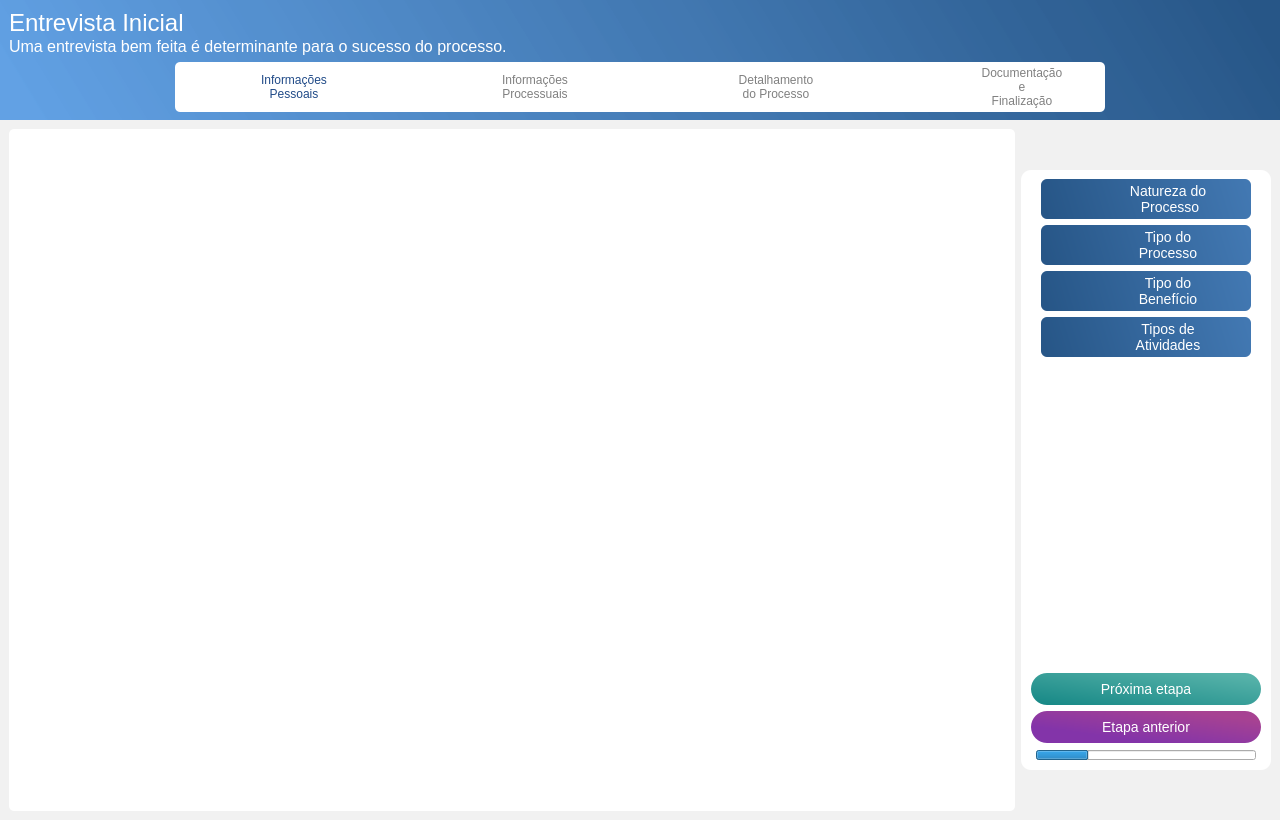
newprev/PrevCliente, file Telas/UI/entrevistaPage.ui: the form before one commit.
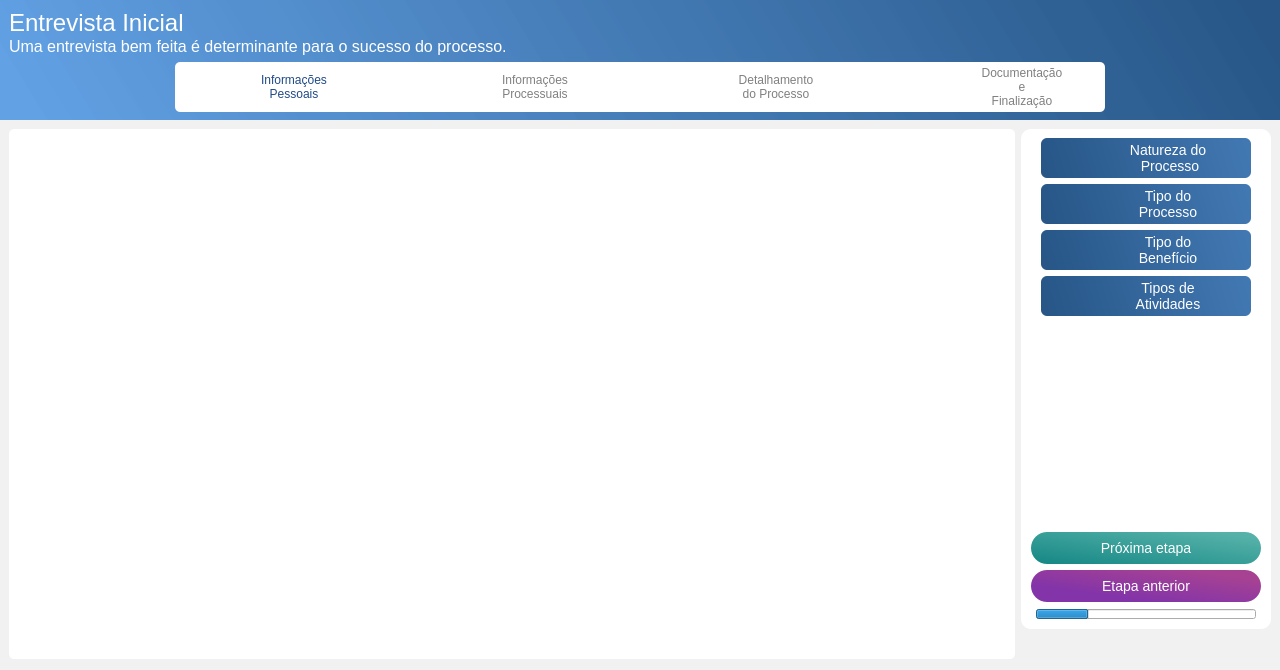
The form after the commit. Icons and pictures are not drawn.

The edit to the form file:
```diff
--- a/Telas/UI/entrevistaPage.ui
+++ b/Telas/UI/entrevistaPage.ui
@@ -7,7 +7,7 @@
     <x>0</x>
     <y>0</y>
     <width>1280</width>
-    <height>820</height>
+    <height>670</height>
    </rect>
   </property>
   <property name="sizePolicy">
@@ -19,13 +19,19 @@
   <property name="minimumSize">
    <size>
     <width>1280</width>
-    <height>815</height>
+    <height>670</height>
    </size>
   </property>
   <property name="windowTitle">
    <string>MainWindow</string>
   </property>
   <widget class="QWidget" name="centralwidget">
+   <property name="sizePolicy">
+    <sizepolicy hsizetype="Preferred" vsizetype="Preferred">
+     <horstretch>0</horstretch>
+     <verstretch>0</verstretch>
+    </sizepolicy>
+   </property>
    <property name="styleSheet">
     <string notr="true">/*-------------------------------------- Frames --------------------------------------*/
 #frTopBackground{
@@ -858,10 +864,16 @@
     </item>
     <item alignment="Qt::AlignTop">
      <widget class="QFrame" name="frBottomBackground">
+      <property name="sizePolicy">
+       <sizepolicy hsizetype="Preferred" vsizetype="Preferred">
+        <horstretch>0</horstretch>
+        <verstretch>0</verstretch>
+       </sizepolicy>
+      </property>
       <property name="minimumSize">
        <size>
         <width>800</width>
-        <height>700</height>
+        <height>550</height>
        </size>
       </property>
       <property name="maximumSize">
@@ -877,10 +889,10 @@
        <enum>QFrame::Raised</enum>
       </property>
       <layout class="QHBoxLayout" name="horizontalLayout_18">
-       <item>
+       <item alignment="Qt::AlignTop">
         <widget class="QStackedWidget" name="stackedWidget">
          <property name="sizePolicy">
-          <sizepolicy hsizetype="Preferred" vsizetype="MinimumExpanding">
+          <sizepolicy hsizetype="Preferred" vsizetype="Preferred">
            <horstretch>0</horstretch>
            <verstretch>0</verstretch>
           </sizepolicy>
@@ -888,18 +900,18 @@
          <property name="minimumSize">
           <size>
            <width>750</width>
-           <height>682</height>
+           <height>530</height>
           </size>
          </property>
          <property name="maximumSize">
           <size>
            <width>16777215</width>
-           <height>16777215</height>
+           <height>600</height>
           </size>
          </property>
         </widget>
        </item>
-       <item>
+       <item alignment="Qt::AlignTop">
         <widget class="QFrame" name="frRight">
          <property name="sizePolicy">
           <sizepolicy hsizetype="Minimum" vsizetype="Preferred">
@@ -910,7 +922,7 @@
          <property name="minimumSize">
           <size>
            <width>250</width>
-           <height>600</height>
+           <height>500</height>
           </size>
          </property>
          <property name="maximumSize">
```
Left out of the diff: 6 changed lines with no effect on the pictures.
